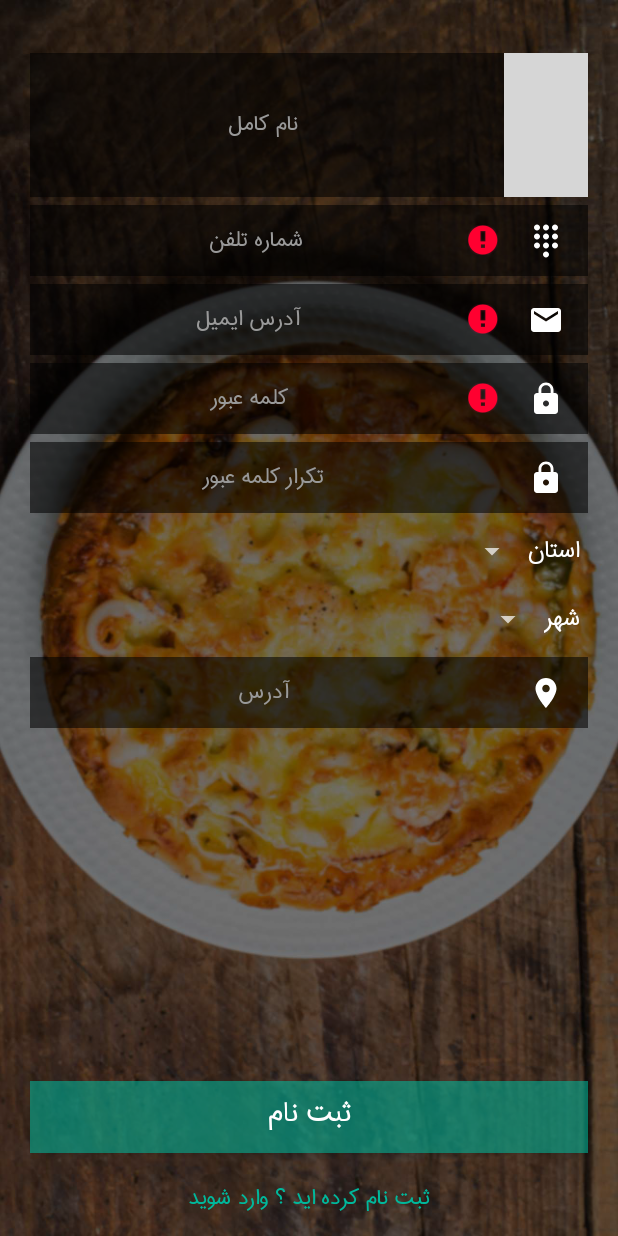
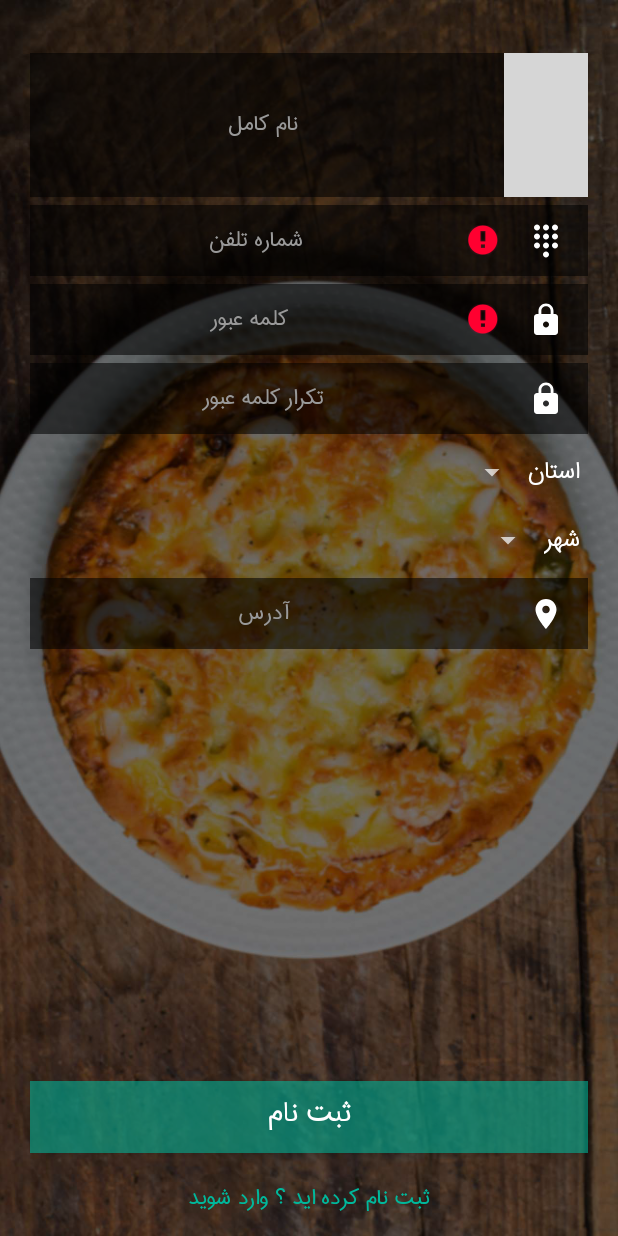
Before and after one commit to azizi436/HyperOnline, an Android app: the Register screen opened directly, with no data from a screen before it, on a phone screen of 412 x 824 dp. Run offline under Robolectric (Android 15) with nearby library versions, the phone set to English and light mode, and no system bars; our stand-ins replace ButterKnife; libraries missing offline, so code that uses them is left out: cn.pedant, com.afollestad.materialdialogs, com.github.javiersantos.materialstyleddialogs; 3 statements that could not run were skipped; grey boxes are pictures that could not be loaded.

Commit message:
move login check to end of shopping remove email from register page and activity add province and city check ( only hamedan )

```diff
--- a/app/src/main/java/ir/hatamiarash/hyperonline/Login.java
+++ b/app/src/main/java/ir/hatamiarash/hyperonline/Login.java
@@ -149,8 +149,6 @@ public class Login extends Activity {
                             String msg = "سلام " + user.getString(TAGs.NAME);
                             Lobby.pointer.finish();
                             Helper.MakeToast(Login.this, msg, TAGs.SUCCESS);
-                            Intent i = new Intent(Login.this, Activity_Main.class);
-                            startActivity(i);
                             finish();
                         } else {
                             // Error in login. Get the error message
--- a/app/src/main/res/layout/register.xml
+++ b/app/src/main/res/layout/register.xml
@@ -61,21 +61,6 @@
                     app:hint="@string/hint_phone"
                     app:iconSrc="@drawable/ic_dialpad"
                     app:isPhone="true"/>
-
-                <helper.IconEditText
-                    android:id="@+id/email"
-                    android:layout_width="match_parent"
-                    android:layout_height="wrap_content"
-                    android:layout_marginEnd="20dp"
-                    android:layout_marginLeft="20dp"
-                    android:layout_marginRight="20dp"
-                    android:layout_marginStart="20dp"
-                    android:layout_marginTop="5dp"
-                    android:background="@color/common_google_signin_btn_text_light_default"
-                    android:ems="10"
-                    app:hint="@string/hint_email"
-                    app:iconSrc="@drawable/ic_email"
-                    app:isEmail="true"/>
 
                 <helper.IconEditText
                     android:id="@+id/password"
```
Also changed, not shown: app/src/main/java/ir/hatamiarash/hyperonline/Register.java (+21 -13 lines), app/src/main/java/ir/hatamiarash/hyperonline/ShopCard.java (+4 -5 lines).
